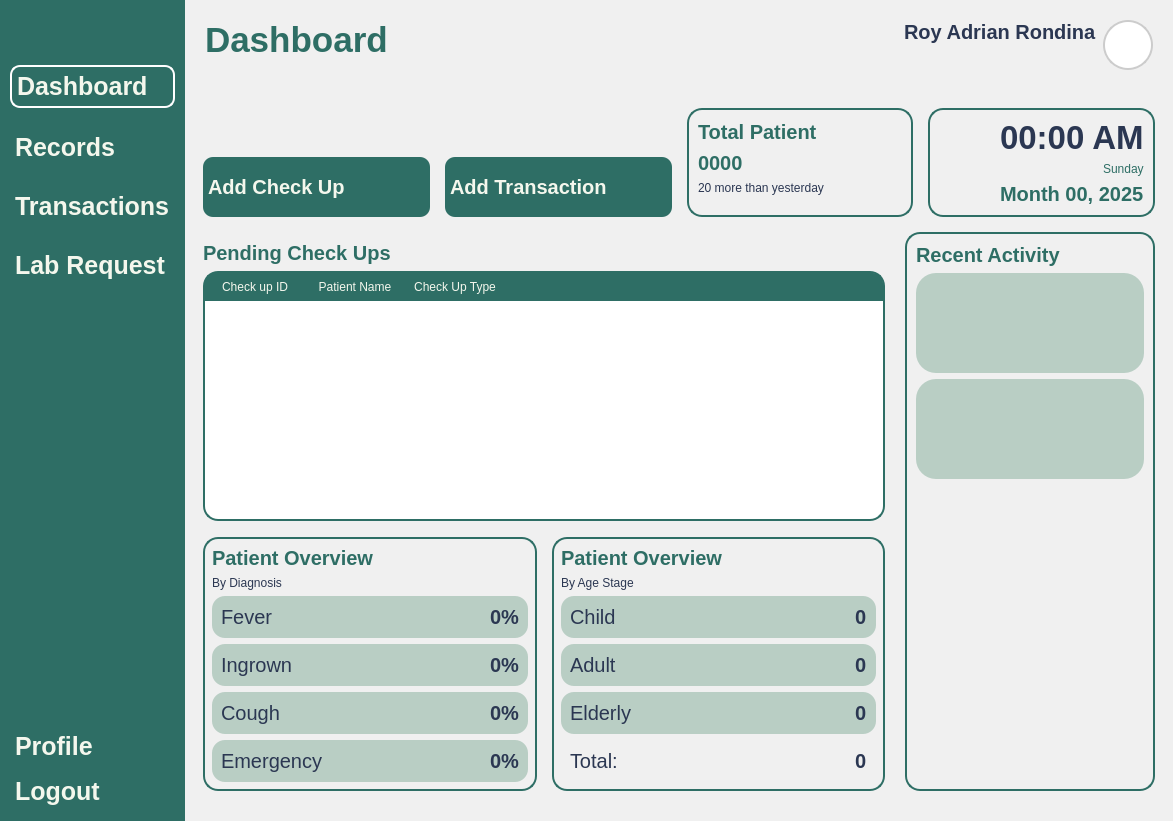
Before: the Qt Designer form Views/Staff_Dashboard.ui in VinsmokeSanji69/COVACHA_CLINIC_SYSTEM, drawn with Qt 5.
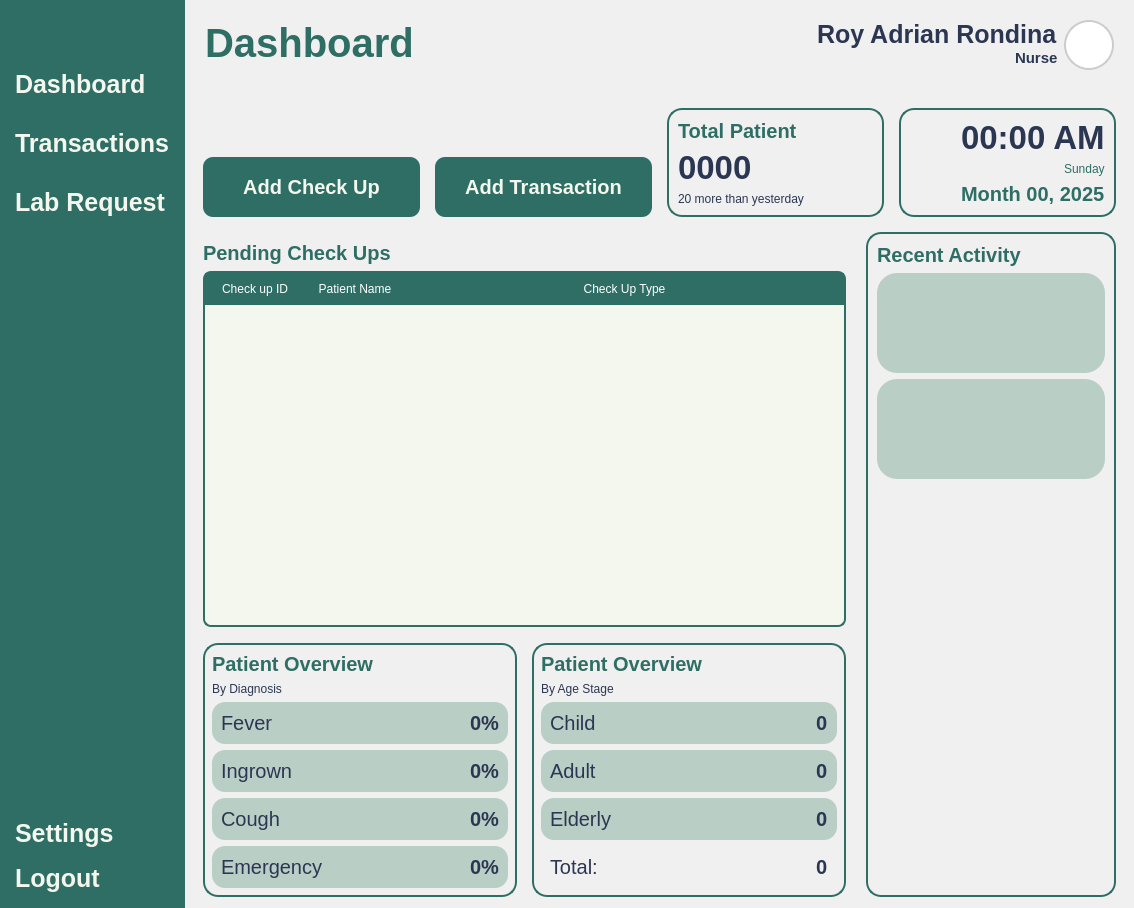
After: the same form once the commit is applied. Icons and pictures are not drawn.

Patch:
```diff
--- a/Views/Staff_Dashboard.ui
+++ b/Views/Staff_Dashboard.ui
@@ -1,17 +1,17 @@
 <?xml version="1.0" encoding="UTF-8"?>
 <ui version="4.0">
- <class>MainWindow</class>
- <widget class="QMainWindow" name="MainWindow">
+ <class>Form</class>
+ <widget class="QWidget" name="Form">
   <property name="geometry">
    <rect>
     <x>0</x>
     <y>0</y>
-    <width>1173</width>
-    <height>821</height>
+    <width>1134</width>
+    <height>908</height>
    </rect>
   </property>
   <property name="windowTitle">
-   <string>MainWindow</string>
+   <string>Form</string>
   </property>
   <property name="styleSheet">
    <string notr="true">*{
@@ -23,14 +23,14 @@
 	font: 900 10pt &quot;Satoshi Black&quot;;
 	background-color: transparent;
  	border-radius: 10px;
-	font-weight: bold;
+	font-weight: bold;	
 	font-size: 25px;
 	color: #F4F7ED;
 	text-align: left;
 	padding: 5px 5px;
 }
 #NavBar {
-    background-color: #2E6E65;
+    background-color: #2E6E65; 
 }
 QLabel {
 	font: 900 10pt &quot;Satoshi Black&quot;;
@@ -47,7 +47,6 @@
 }
 </string>
   </property>
-  <widget class="QWidget" name="centralwidget">
    <layout class="QHBoxLayout" name="horizontalLayout">
     <property name="spacing">
      <number>0</number>
@@ -94,13 +93,13 @@
           <string/>
          </property>
          <property name="icon">
-          <iconset resource="../Images/resources.qrc">
-           <normaloff>:/lucide/icons/align-justify.svg</normaloff>:/lucide/icons/align-justify.svg</iconset>
+         <iconset>
+          <normaloff>:/icons/icons/align-justify.svg</normaloff>:/icons/icons/align-justify.svg</iconset>
          </property>
          <property name="iconSize">
           <size>
-           <width>30</width>
-           <height>30</height>
+          <width>40</width>
+          <height>40</height>
           </size>
          </property>
         </widget>
@@ -131,66 +130,56 @@
          </property>
          <item>
           <widget class="QPushButton" name="DashboardButton">
-           <property name="styleSheet">
-            <string notr="true">QPushButton{
-border: 2px solid white;
-}</string>
-           </property>
            <property name="text">
             <string>Dashboard</string>
            </property>
            <property name="icon">
-            <iconset resource="../Images/resources.qrc">
-             <normaloff>:/lucide/icons/layout-dashboard.svg</normaloff>:/lucide/icons/layout-dashboard.svg</iconset>
+           <iconset>
+            <normaloff>:/icons/icons/layout-dashboard.svg</normaloff>:/icons/icons/layout-dashboard.svg</iconset>
            </property>
            <property name="iconSize">
             <size>
-             <width>30</width>
-             <height>30</height>
+            <width>40</width>
+            <height>40</height>
             </size>
            </property>
           </widget>
          </item>
          <item>
-          <widget class="QPushButton" name="RecordsButton">
-           <property name="text">
-            <string>Records</string>
-           </property>
-           <property name="icon">
-            <iconset resource="../Images/resources.qrc">
-             <normaloff>:/lucide/icons/file-text.svg</normaloff>:/lucide/icons/file-text.svg</iconset>
-           </property>
-           <property name="iconSize">
-            <size>
-             <width>30</width>
-             <height>30</height>
-            </size>
-           </property>
-          </widget>
-         </item>
-         <item>
-          <widget class="QPushButton" name="TransactionButton">
+         <widget class="QPushButton" name="TransactionsButton">
            <property name="text">
             <string>Transactions</string>
            </property>
            <property name="icon">
-            <iconset resource="../Images/resources.qrc">
-             <normaloff>:/lucide/icons/tickets.svg</normaloff>:/lucide/icons/tickets.svg</iconset>
+           <iconset>
+            <normaloff>:/icons/icons/tickets.svg</normaloff>:/icons/icons/tickets.svg</iconset>
            </property>
            <property name="iconSize">
             <size>
-             <width>30</width>
-             <height>30</height>
+            <width>40</width>
+            <height>40</height>
             </size>
            </property>
           </widget>
          </item>
          <item>
-          <widget class="QPushButton" name="LabRequestButton">
+         <widget class="QPushButton" name="LabButton">
            <property name="text">
             <string>Lab Request</string>
            </property>
-          </widget>
+          <property name="icon">
+           <iconset>
+            <normaloff>:/icons/icons/test-tubes.svg</normaloff>:/icons/icons/test-tubes.svg</iconset>
+          </property>
+          <property name="iconSize">
+           <size>
+            <width>40</width>
+            <height>40</height>
+           </size>
+          </property>
+         </widget>
+        </item>
+       </layout>
          </item>
          <item>
           <spacer name="verticalSpacer_4">
@@ -208,8 +197,6 @@
            </property>
           </spacer>
          </item>
-        </layout>
-       </item>
        <item>
         <layout class="QVBoxLayout" name="verticalLayout_4">
          <property name="sizeConstraint">
@@ -218,16 +205,16 @@
          <item>
           <widget class="QPushButton" name="pushButton_9">
            <property name="text">
-            <string>Profile</string>
+           <string>Settings</string>
            </property>
            <property name="icon">
-            <iconset resource="../Images/resources.qrc">
-             <normaloff>:/lucide/icons/user-round-cog.svg</normaloff>:/lucide/icons/user-round-cog.svg</iconset>
+           <iconset>
+            <normaloff>:/icons/icons/user-round-cog.svg</normaloff>:/icons/icons/user-round-cog.svg</iconset>
            </property>
            <property name="iconSize">
             <size>
-             <width>30</width>
-             <height>30</height>
+            <width>40</width>
+            <height>40</height>
             </size>
            </property>
           </widget>
@@ -238,13 +225,13 @@
             <string>Logout</string>
            </property>
            <property name="icon">
-            <iconset resource="../Images/resources.qrc">
-             <normaloff>:/lucide/icons/log-out.svg</normaloff>:/lucide/icons/log-out.svg</iconset>
+           <iconset>
+            <normaloff>:/icons/icons/log-out.svg</normaloff>:/icons/icons/log-out.svg</iconset>
            </property>
            <property name="iconSize">
             <size>
-             <width>30</width>
-             <height>30</height>
+            <width>40</width>
+            <height>40</height>
             </size>
            </property>
           </widget>
@@ -271,7 +258,7 @@
 	padding: 20px 20px;
 }
 QLabel {
-    padding: 0px;
+    padding: 0px; 
 }
 #UserType {
 	font: 300 10pt &quot;Lexend Light&quot;;
@@ -280,25 +267,25 @@
 }
 #UserName {
 	font: 600 10pt &quot;Lexend SemiBold&quot;;
-	font-size: 20px;
+	font-size: 25px;
 	color: #2B3752;
 }
 #InterfaceTitle{
-	font-size: 35px;
+	font-size: 40px;
 }
 QGraphicsView {
-    border: 2px solid #ccc;
+    border: 2px solid #ccc; 
     border-radius: 25px;
-    background: white;
+    background: white; 
 }
 
 QComboBox {
-    background-color: #2E6E65;
+    background-color: #2E6E65; 
     font-size: 15px;
-    color: #1b3b3a;
+    color: #1b3b3a; 
     border-radius: 10px;
     padding: 5px 10px;
-    border: 1px solid #2E6E65;
+    border: 1px solid #2E6E65; 
 }
 
 QComboBox::drop-down {
@@ -386,6 +373,16 @@
                 </property>
                </widget>
               </item>
+             <item alignment="Qt::AlignRight">
+              <widget class="QLabel" name="UserType">
+               <property name="text">
+                <string>Nurse</string>
+               </property>
+               <property name="alignment">
+                <set>Qt::AlignLeading</set>
+               </property>
+              </widget>
+             </item>
              </layout>
             </item>
             <item>
@@ -467,14 +464,18 @@
          </property>
          <layout class="QVBoxLayout" name="verticalLayout_2">
           <property name="bottomMargin">
-           <number>30</number>
+          <number>11</number>
           </property>
           <item>
            <widget class="QWidget" name="TopOverview" native="true">
             <property name="styleSheet">
-             <string notr="true">#TotalPatient, #DayFrame {
+            <string notr="true">#AddCheckUpButton, #AddTransactionButton {
+	text-align: center;
+}
+
+#TotalPatient, #DayFrame {
 	border: 2px solid  #2e6e65;
-    border-radius: 15px;
+    border-radius: 15px; 
 }
 
 #Review {
@@ -501,7 +502,7 @@
               <number>15</number>
              </property>
              <item alignment="Qt::AlignBottom">
-              <widget class="QPushButton" name="AddCheckUp">
+             <widget class="QPushButton" name="AddCheckUpButton">
                <property name="minimumSize">
                 <size>
                  <width>0</width>
@@ -517,10 +518,20 @@
                <property name="text">
                 <string>Add Check Up</string>
                </property>
+              <property name="icon">
+               <iconset>
+                <normaloff>:/icons/icons/file-plus-2.svg</normaloff>:/icons/icons/file-plus-2.svg</iconset>
+              </property>
+              <property name="iconSize">
+               <size>
+                <width>40</width>
+                <height>40</height>
+               </size>
+              </property>
               </widget>
              </item>
              <item alignment="Qt::AlignBottom">
-              <widget class="QPushButton" name="AddTransac">
+             <widget class="QPushButton" name="AddTransactionButton">
                <property name="minimumSize">
                 <size>
                  <width>0</width>
@@ -536,6 +547,16 @@
                <property name="text">
                 <string>Add Transaction</string>
                </property>
+              <property name="icon">
+               <iconset>
+                <normaloff>:/icons/icons/ticket-plus.svg</normaloff>:/icons/icons/ticket-plus.svg</iconset>
+              </property>
+              <property name="iconSize">
+               <size>
+                <width>40</width>
+                <height>40</height>
+               </size>
+              </property>
               </widget>
              </item>
              <item>
@@ -555,7 +576,7 @@
                  </widget>
                 </item>
                 <item>
-                 <widget class="QLabel" name="TotalPatient_2">
+                <widget class="QLabel" name="Total">
                   <property name="sizePolicy">
                    <sizepolicy hsizetype="Preferred" vsizetype="Maximum">
                     <horstretch>0</horstretch>
@@ -669,42 +690,30 @@
                  <widget class="QTableWidget" name="PendingTable">
                   <property name="styleSheet">
                    <string notr="true">QTableWidget {
-    border: 2px solid white;
-    border-radius: 15px;
-    background-color: white;
-	border-color: #2e6e65;
+	background-color: #F4F7ED;
+	gridline-color: transparent;
+	border-radius: 8px;
+	border: 2px solid #2E6E65;
 }
-
-QHeaderView {
-    border: none;
-    font: 700 16pt &quot;Arial&quot;;
-    background-color: #2e6e65;
-    color: #f4f7ed;
-    padding: 0px;
-    margin: 0px;
-    border-top-left-radius: 10px;
-    border-top-right-radius: 10px;
+QTableWidget::item {
+	border: none;
+	font:500 16pt &quot;Satoshi&quot;;
+	color: #2B3752;
 }
-
-QHeaderView::section {
-    border: none;
-	text-align: left;
-    font: 700 16pt &quot;Arial&quot;;
-    background-color: #2e6e65;
-    color: #f4f7ed;
-    padding: 5px;
-    margin: 0px;
+QTableWidget::item:selected {
+	background-color: rgba(46, 110, 101, 0.3);
 }
-
-QHeaderView::section:first {
-    border-top-left-radius: 10px;
-}
-
-QHeaderView::section:last {
-    border-top-right-radius: 10px;
-}
-</string>
-                  </property>
+QTableWidget QHeaderView::section {
+	background-color: #2E6E65;
+	color: white;
+	padding: 5px;
+	font: 700 15pt &quot;Satoshi&quot;;
+	border: 2px solid #2E6E65;
+}</string>
+                 </property>
+                 <attribute name="horizontalHeaderStretchLastSection">
+                  <bool>true</bool>
+                 </attribute>
                   <column>
                    <property name="text">
                     <string>Check up ID</string>
@@ -727,12 +736,12 @@
                   <property name="styleSheet">
                    <string notr="true">#DiagnosisOverview {
 	border: 2px solid  #2e6e65;
-    border-radius: 15px;
+    border-radius: 15px; 
 }
 
 #AgeStageOverview{
 	border: 2px solid  #2e6e65;
-    border-radius: 15px;
+    border-radius: 15px; 
 }
 
 #ByDiagnosisLabel, #ByAgeStageLabel {
@@ -1182,7 +1191,7 @@
                <property name="styleSheet">
                 <string notr="true">#RecentFrame {
 	border: 2px solid  #2e6e65;
-    border-radius: 15px;
+    border-radius: 15px; 
 }
 
 #RecentFrame QFrame {
@@ -1279,7 +1288,6 @@
      </widget>
     </item>
    </layout>
-  </widget>
  </widget>
  <resources>
   <include location="../Images/resources.qrc"/>
```
Lines whose indentation alone changed are shown as unchanged.
